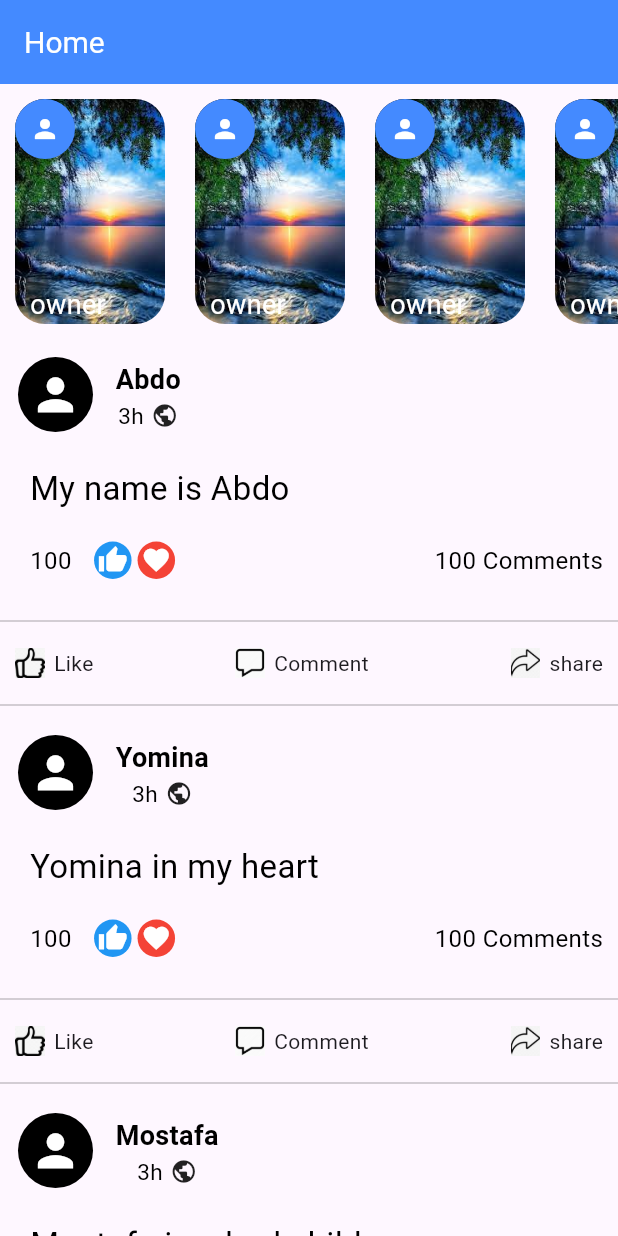
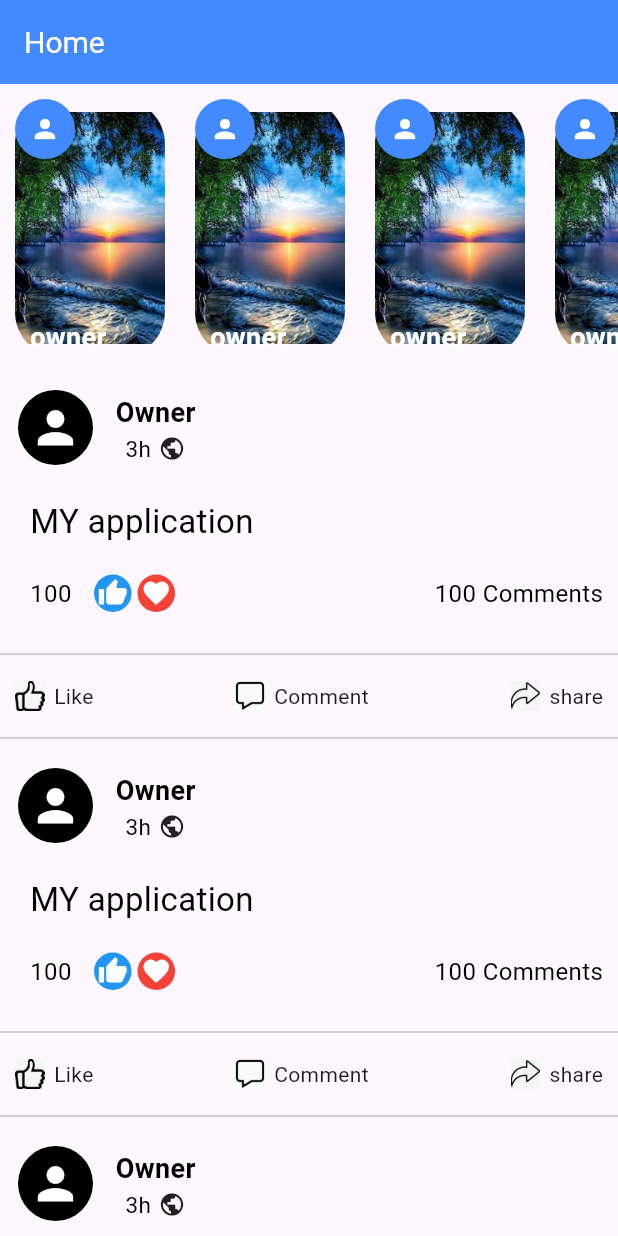
Before and after one commit to ABOabdoMOSTAFA/Facebook_app_ass_2_flutter, a Flutter app: the screen it shows after launch, on a phone screen of 412 x 824 dp. Run offline on Flutter 3.47's test engine with Material 3 defaults, Android fonts, the phone set to English and light mode, and no system bars.

Commit message:
+refactor with the post and story widget with listview.builder

```diff
--- a/lib/constants/app_images.dart
+++ b/lib/constants/constants.dart
@@ -8,3 +8,7 @@ class AppImages {
   static const String share = "assets/images/share.png";
   static const String singleLike = "assets/images/singleLike.jpg";
 }
+
+class StringsTitle {
+  static const String appbarTitle = "Home";
+}
--- a/lib/home_screen.dart
+++ b/lib/home_screen.dart
@@ -1,9 +1,25 @@
+import 'package:assignment_2_flutter/constants/constants.dart';
 import 'package:assignment_2_flutter/post_widget.dart';
 import 'package:assignment_2_flutter/story_widget.dart';
 import 'package:flutter/material.dart';
 
 class HomeScreen extends StatelessWidget {
   static const String routeName = "HomeScreen";
+  List<StoryData> storyData = [];
+  List<PostData> postData = [];
+
+  HomeScreen() {
+    for (int i = 0; i < 10; i++) {
+      print("object from story data building .........$i");
+      storyData.add(StoryData(titleStory: "owner"));
+    }
+    print(
+        "/---------------------------------------------------------------------------");
+    for (int j = 0; j < 100; j++) {
+      print("object from Post data building .........$j");
+      postData.add(PostData(personTitle: "Owner", postTitle: "MY application"));
+    }
+  }
 
   @override
   Widget build(BuildContext context) {
@@ -11,60 +27,50 @@ class HomeScreen extends StatelessWidget {
       appBar: AppBar(
         backgroundColor: Colors.blueAccent,
         title: Text(
-          'Home',
+          StringsTitle.appbarTitle,
           style: TextStyle(fontSize: 20, color: Colors.white),
         ),
       ),
-      body: SingleChildScrollView(
-        child: Column(
-          children: [
-            SingleChildScrollView(
+      body: Column(
+        children: [
+          Expanded(
+            flex: 1,
+            child: ListView.builder(
+              itemBuilder: (context, index) {
+                print("in builder StoryWidget ......$index");
+                return InkWell(
+                    onTap: () => print("story..........$index"),
+                    child: StoryWidget(storyData: storyData[index]));
+              },
+              itemCount: storyData.length,
               scrollDirection: Axis.horizontal,
-              child: Row(
-                children: [
-                  StoryWidget(),
-                  StoryWidget(),
-                  StoryWidget(),
-                  StoryWidget(),
-                  StoryWidget(),
-                  StoryWidget(),
-                  StoryWidget(),
-                  StoryWidget(),
-                  StoryWidget(),
-                  StoryWidget(),
-                ],
-              ),
             ),
-            Column(
-              children: [
-                PostWidget(
-                  postTitle: "My name is Abdo",
-                  personTitle: "Abdo",
-                ),
-                PostWidget(
-                  postTitle: "Yomina in my heart ",
-                  personTitle: "Yomina",
-                ),
-                PostWidget(
-                  postTitle: "Mostafa is a bad child",
-                  personTitle: "Mostafa",
-                ),
-                PostWidget(
-                  postTitle: "Iam a Father",
-                  personTitle: "Hany",
-                ),
-                PostWidget(
-                  postTitle: "Iam a Mother",
-                  personTitle: "Mom",
-                ),
-                PostWidget(
-                  postTitle: "Iam a GrandMa",
-                  personTitle: "GrandMa",
-                ),
-              ],
-            )
-          ],
-        ),
+          ),
+          // Row(
+          //   children: [
+          //     StoryWidget(storyData: StoryData(titleStory: "owner"),),
+          //     StoryWidget(storyData: StoryData(titleStory: "owner"),),
+          //     StoryWidget(storyData: StoryData(titleStory: "owner"),),
+          //     StoryWidget(storyData: StoryData(titleStory: "owner"),),
+          //     StoryWidget(storyData: StoryData(titleStory: "owner"),),
+          //     StoryWidget(storyData: StoryData(titleStory: "owner"),),
+          //     StoryWidget(storyData: StoryData(titleStory: "owner"),),
+          //     StoryWidget(storyData: StoryData(titleStory: "owner"),),
+          //   ],
+          // ),
+          Expanded(
+              flex: 3,
+              child: ListView.builder(
+                itemBuilder: (context, index) {
+                  print("in builder PostWidget ......$index");
+                  return InkWell(
+                      onTap: () => print("Post..........$index"),
+                      child: PostWidget(postData: postData[index]));
+                },
+                scrollDirection: Axis.vertical,
+                itemCount: postData.length,
+              )),
+        ],
       ),
     );
   }
--- a/lib/post_widget.dart
+++ b/lib/post_widget.dart
@@ -1,12 +1,11 @@
-import 'package:assignment_2_flutter/constants/app_images.dart';
+import 'package:assignment_2_flutter/constants/constants.dart';
 import 'package:assignment_2_flutter/like_widget.dart';
 import 'package:flutter/material.dart';
 
 class PostWidget extends StatelessWidget {
-  String personTitle;
-  String postTitle;
+  PostData postData;
 
-  PostWidget({required this.postTitle, required this.personTitle});
+  PostWidget({required this.postData});
 
   @override
   Widget build(BuildContext context) {
@@ -35,7 +34,7 @@ class PostWidget extends StatelessWidget {
                 child: Column(
                   children: [
                     Text(
-                      personTitle,
+                      postData.personTitle,
                       style: TextStyle(
                           color: Colors.black,
                           fontSize: 18,
@@ -68,7 +67,7 @@ class PostWidget extends StatelessWidget {
         Padding(
           padding: const EdgeInsets.only(left: 20),
           child: Text(
-            postTitle,
+            postData.postTitle,
             style: TextStyle(
                 color: Colors.black, fontSize: 22, fontWeight: FontWeight.w400),
           ),
@@ -154,3 +153,10 @@ class PostWidget extends StatelessWidget {
     );
   }
 }
+
+class PostData {
+  String personTitle;
+  String postTitle;
+
+  PostData({required this.personTitle, required this.postTitle});
+}
--- a/lib/story_widget.dart
+++ b/lib/story_widget.dart
@@ -1,17 +1,20 @@
-import 'package:assignment_2_flutter/constants/app_images.dart';
+import 'package:assignment_2_flutter/constants/constants.dart';
 import 'package:flutter/material.dart';
 
 class StoryWidget extends StatelessWidget {
+  StoryData storyData;
+
+  StoryWidget({required this.storyData});
+
   @override
   Widget build(BuildContext context) {
     return Container(
       margin: EdgeInsets.all(10),
       width: 100,
-      height: 150,
+      // height: 150,
       decoration: BoxDecoration(
-          image: DecorationImage(
-              image: AssetImage(AppImages.facebookStory), fit: BoxFit.cover),
-          borderRadius: BorderRadius.circular(20)),
+          image: DecorationImage(image: AssetImage(AppImages.facebookStory)),
+          borderRadius: BorderRadius.circular(30)),
       child: Stack(
         children: [
           Align(
@@ -35,8 +38,11 @@ class StoryWidget extends StatelessWidget {
             child: Align(
               alignment: Alignment.bottomLeft,
               child: Text(
-                "owner",
-                style: TextStyle(color: Colors.white, fontSize: 18),
+                storyData.titleStory,
+                style: TextStyle(
+                    color: Colors.white,
+                    fontSize: 18,
+                    fontWeight: FontWeight.bold),
               ),
             ),
           )
@@ -45,3 +51,48 @@ class StoryWidget extends StatelessWidget {
     );
   }
 }
+
+class StoryData {
+  String titleStory;
+
+  StoryData({required this.titleStory});
+}
+// Container(
+// margin: EdgeInsets.all(10),
+// width: 100,
+// // height: 150,
+// decoration: BoxDecoration(
+// image: DecorationImage(
+// image: AssetImage(AppImages.facebookStory)),
+// borderRadius: BorderRadius.circular(20)),
+// child: Stack(
+// children: [
+// Align(
+// alignment: Alignment.topLeft,
+// child: Container(
+// width: 40,
+// height: 40,
+// decoration: BoxDecoration(
+// color: Colors.blueAccent,
+// borderRadius: BorderRadius.circular(30)),
+// child: Icon(
+// Icons.person_sharp,
+// color: Colors.white,
+// size: 20,
+// )),
+// ),
+// Padding(
+// padding: const EdgeInsets.only(
+// left: 10.0,
+// ),
+// child: Align(
+// alignment: Alignment.bottomLeft,
+// child: Text(
+// storyData.titleStory,
+// style: TextStyle(color: Colors.white, fontSize: 18,fontWeight: FontWeight.bold),
+// ),
+// ),
+// )
+// ],
+// ),
+// )
```
